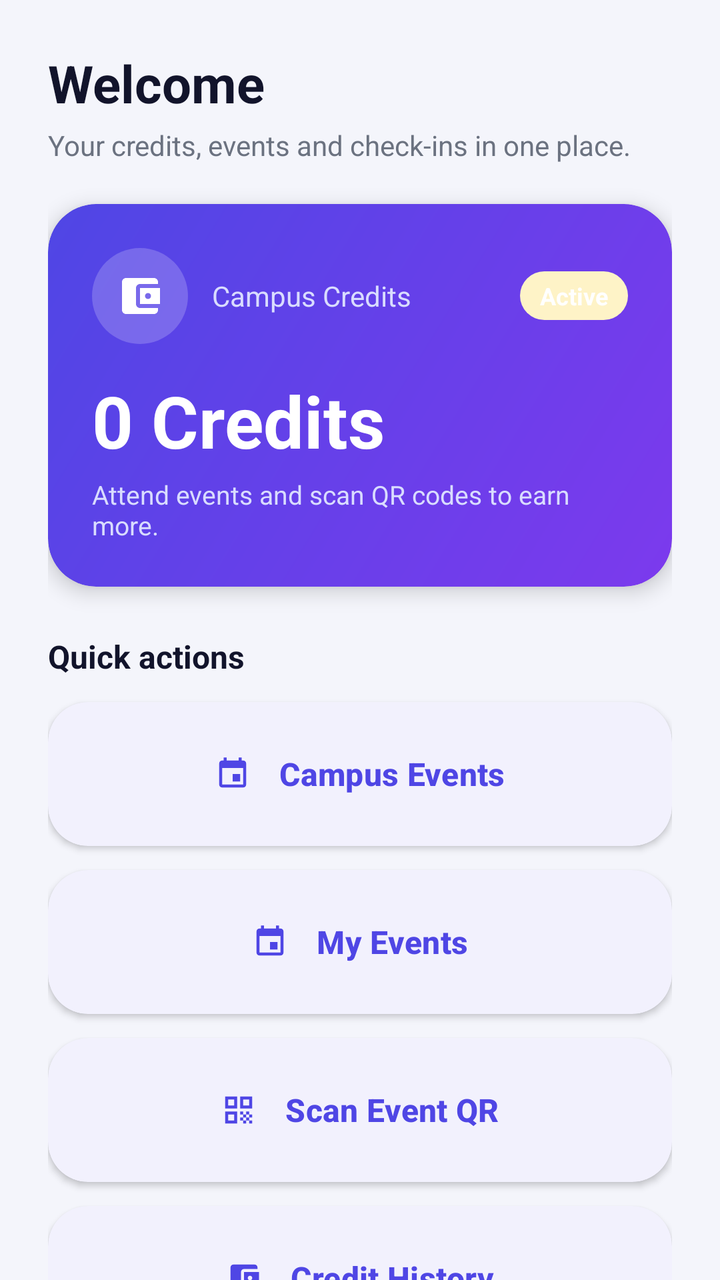
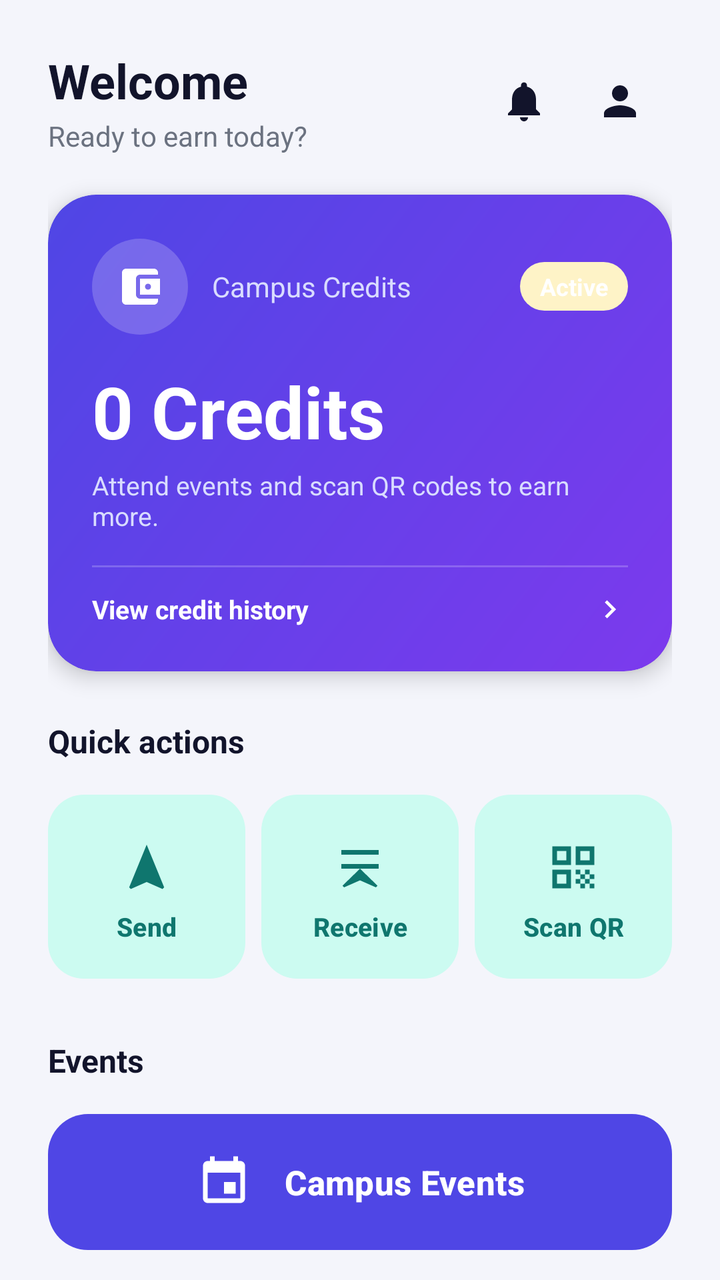

The first picture is an Android layout as it rendered before a commit; the second is the same layout after the commit. The layout source and the unified diff follow.
<!-- AndroidManifest.xml: application theme Theme.CampusPay -->
<!-- res/layout/activity_dashboard.xml -->
<?xml version="1.0" encoding="utf-8"?>
<ScrollView xmlns:android="http://schemas.android.com/apk/res/android"
    xmlns:app="http://schemas.android.com/apk/res-auto"
    android:layout_width="match_parent"
    android:layout_height="match_parent"
    android:background="@color/background_light"
    android:fillViewport="true"
    android:scrollbars="none">

    <LinearLayout
        android:layout_width="match_parent"
        android:layout_height="wrap_content"
        android:orientation="vertical"
        android:padding="24dp">

        <TextView
            android:id="@+id/tvWelcome"
            android:layout_width="wrap_content"
            android:layout_height="wrap_content"
            android:text="Welcome"
            android:textColor="@color/text_primary"
            android:textSize="26sp"
            android:textStyle="bold" />

        <TextView
            android:layout_width="wrap_content"
            android:layout_height="wrap_content"
            android:layout_marginTop="4dp"
            android:text="Your credits, events and check-ins in one place."
            android:textColor="@color/text_secondary"
            android:textSize="14sp" />

        
        <com.google.android.material.card.MaterialCardView
            android:layout_width="match_parent"
            android:layout_height="wrap_content"
            android:layout_marginTop="20dp"
            app:cardBackgroundColor="@android:color/transparent"
            app:cardCornerRadius="24dp"
            app:cardElevation="6dp"
            app:strokeWidth="0dp">

            <LinearLayout
                android:layout_width="match_parent"
                android:layout_height="wrap_content"
                android:background="@drawable/bg_balance_card"
                android:orientation="vertical"
                android:padding="22dp">

                <LinearLayout
                    android:layout_width="match_parent"
                    android:layout_height="wrap_content"
                    android:gravity="center_vertical"
                    android:orientation="horizontal">

                    <FrameLayout
                        android:layout_width="48dp"
                        android:layout_height="48dp"
                        android:background="@drawable/bg_icon_circle">

                        <ImageView
                            android:layout_width="24dp"
                            android:layout_height="24dp"
                            android:layout_gravity="center"
                            android:contentDescription="Wallet"
                            android:src="@drawable/ic_wallet"
                            app:tint="@android:color/white" />
                    </FrameLayout>

                    <TextView
                        android:id="@+id/tvBalanceLabel"
                        android:layout_width="0dp"
                        android:layout_height="wrap_content"
                        android:layout_marginStart="12dp"
                        android:layout_weight="1"
                        android:text="Campus Credits"
                        android:textColor="#D9DCFF"
                        android:textSize="14sp" />

                    <TextView
                        android:layout_width="wrap_content"
                        android:layout_height="wrap_content"
                        android:background="@drawable/bg_credits_pill"
                        android:paddingStart="10dp"
                        android:paddingEnd="10dp"
                        android:paddingTop="4dp"
                        android:paddingBottom="4dp"
                        android:text="Active"
                        android:textColor="@android:color/white"
                        android:textSize="12sp"
                        android:textStyle="bold" />
                </LinearLayout>

                <TextView
                    android:id="@+id/tvBalance"
                    android:layout_width="wrap_content"
                    android:layout_height="wrap_content"
                    android:layout_marginTop="14dp"
                    android:text="0 Credits"
                    android:textColor="@android:color/white"
                    android:textSize="36sp"
                    android:textStyle="bold" />

                <TextView
                    android:layout_width="wrap_content"
                    android:layout_height="wrap_content"
                    android:layout_marginTop="4dp"
                    android:text="Attend events and scan QR codes to earn more."
                    android:textColor="#D9DCFF"
                    android:textSize="13sp" />
            </LinearLayout>
        </com.google.android.material.card.MaterialCardView>

        <TextView
            android:layout_width="wrap_content"
            android:layout_height="wrap_content"
            android:layout_marginTop="24dp"
            android:text="Quick actions"
            android:textColor="@color/text_primary"
            android:textSize="16sp"
            android:textStyle="bold" />

        
        <com.google.android.material.card.MaterialCardView
            style="@style/Widget.CampusPay.Card"
            android:layout_width="match_parent"
            android:layout_height="wrap_content"
            android:layout_marginTop="12dp">

            <com.google.android.material.button.MaterialButton
                android:id="@+id/btnEvents"
                style="@style/Widget.CampusPay.RowAction"
                android:layout_width="match_parent"
                android:layout_height="wrap_content"
                android:text="Campus Events"
                app:icon="@drawable/ic_event" />
        </com.google.android.material.card.MaterialCardView>

        
        <com.google.android.material.card.MaterialCardView
            style="@style/Widget.CampusPay.Card"
            android:layout_width="match_parent"
            android:layout_height="wrap_content"
            android:layout_marginTop="12dp">

            <com.google.android.material.button.MaterialButton
                android:id="@+id/btnMyEvents"
                style="@style/Widget.CampusPay.RowAction"
                android:layout_width="match_parent"
                android:layout_height="wrap_content"
                android:text="My Events"
                app:icon="@drawable/ic_event" />
        </com.google.android.material.card.MaterialCardView>

        
        <com.google.android.material.card.MaterialCardView
            style="@style/Widget.CampusPay.Card"
            android:layout_width="match_parent"
            android:layout_height="wrap_content"
            android:layout_marginTop="12dp">

            <com.google.android.material.button.MaterialButton
                android:id="@+id/btnScanQR"
                style="@style/Widget.CampusPay.RowAction"
                android:layout_width="match_parent"
                android:layout_height="wrap_content"
                android:text="Scan Event QR"
                app:icon="@drawable/ic_qr" />
        </com.google.android.material.card.MaterialCardView>

        
        <com.google.android.material.card.MaterialCardView
            style="@style/Widget.CampusPay.Card"
            android:layout_width="match_parent"
            android:layout_height="wrap_content"
            android:layout_marginTop="12dp">

            <com.google.android.material.button.MaterialButton
                android:id="@+id/btnHistory"
                style="@style/Widget.CampusPay.RowAction"
                android:layout_width="match_parent"
                android:layout_height="wrap_content"
                android:text="Credit History"
                app:icon="@drawable/ic_wallet" />
        </com.google.android.material.card.MaterialCardView>

        
        <com.google.android.material.card.MaterialCardView
            style="@style/Widget.CampusPay.Card"
            android:layout_width="match_parent"
            android:layout_height="wrap_content"
            android:layout_marginTop="12dp">

            <com.google.android.material.button.MaterialButton
                android:id="@+id/btnSendMoney"
                style="@style/Widget.CampusPay.RowAction"
                android:layout_width="match_parent"
                android:layout_height="wrap_content"
                android:text="Send Credits"
                app:icon="@drawable/ic_logout" />
        </com.google.android.material.card.MaterialCardView>

        
        <com.google.android.material.card.MaterialCardView
            style="@style/Widget.CampusPay.Card"
            android:layout_width="match_parent"
            android:layout_height="wrap_content"
            android:layout_marginTop="12dp">

            <com.google.android.material.button.MaterialButton
                android:id="@+id/btnReceiveMoney"
                style="@style/Widget.CampusPay.RowAction"
                android:layout_width="match_parent"
                android:layout_height="wrap_content"
                android:text="Receive Credits"
                app:icon="@drawable/ic_qr" />
        </com.google.android.material.card.MaterialCardView>

        <com.google.android.material.button.MaterialButton
            android:id="@+id/btnLogout"
            style="@style/Widget.CampusPay.Button.Outlined"
            android:layout_width="match_parent"
            android:layout_height="wrap_content"
            android:layout_marginTop="20dp"
            android:text="Logout"
            app:icon="@drawable/ic_logout" />

    </LinearLayout>
</ScrollView>
<!-- resources referenced by this layout -->
<resources>
  <color name="background_light">#F4F5FB</color>
  <color name="text_primary">#12142B</color>
  <color name="text_secondary">#6B7280</color>
  <color name="gradient_start">#4F46E5</color>
  <color name="gradient_end">#7C3AED</color>
  <color name="surface_light">#FFFFFF</color>
  <color name="brand_primary">#4F46E5</color>
  <color name="white">#FFFFFFFF</color>
  <color name="brand_primary_dark">#3730A3</color>
  <color name="brand_secondary">#14B8A6</color>
  <color name="brand_secondary_dark">#0F766E</color>
  <color name="outline_light">#D1D5DB</color>
  <color name="divider">#E5E7EB</color>
  <!-- unchanged entries left out for length: 15 -->
</resources>

<!-- the commit's change to res/layout/activity_dashboard.xml (unified diff, before → after) -->
@@ -13,25 +13,65 @@
         android:orientation="vertical"
         android:padding="24dp">
 
-        <TextView
-            android:id="@+id/tvWelcome"
-            android:layout_width="wrap_content"
-            android:layout_height="wrap_content"
-            android:text="Welcome"
-            android:textColor="@color/text_primary"
-            android:textSize="26sp"
-            android:textStyle="bold" />
-
-        <TextView
-            android:layout_width="wrap_content"
-            android:layout_height="wrap_content"
-            android:layout_marginTop="4dp"
-            android:text="Your credits, events and check-ins in one place."
-            android:textColor="@color/text_secondary"
-            android:textSize="14sp" />
+        
+        <LinearLayout
+            android:layout_width="match_parent"
+            android:layout_height="wrap_content"
+            android:gravity="center_vertical"
+            android:orientation="horizontal">
+
+            <LinearLayout
+                android:layout_width="0dp"
+                android:layout_height="wrap_content"
+                android:layout_weight="1"
+                android:orientation="vertical">
+
+                <TextView
+                    android:id="@+id/tvWelcome"
+                    android:layout_width="wrap_content"
+                    android:layout_height="wrap_content"
+                    android:text="Welcome"
+                    android:textColor="@color/text_primary"
+                    android:textSize="24sp"
+                    android:textStyle="bold" />
+
+                <TextView
+                    android:layout_width="wrap_content"
+                    android:layout_height="wrap_content"
+                    android:layout_marginTop="2dp"
+                    android:text="Ready to earn today?"
+                    android:textColor="@color/text_secondary"
+                    android:textSize="14sp" />
+            </LinearLayout>
+
+            <com.google.android.material.button.MaterialButton
+                android:id="@+id/btnNotifications"
+                style="@style/Widget.Material3.Button.IconButton"
+                android:layout_width="48dp"
+                android:layout_height="48dp"
+                android:contentDescription="Notifications"
+                android:insetLeft="0dp"
+                android:insetRight="0dp"
+                app:icon="@drawable/ic_bell"
+                app:iconSize="24dp"
+                app:iconTint="@color/text_primary" />
+
+            <com.google.android.material.button.MaterialButton
+                android:id="@+id/btnProfile"
+                style="@style/Widget.Material3.Button.IconButton"
+                android:layout_width="48dp"
+                android:layout_height="48dp"
+                android:contentDescription="Profile"
+                android:insetLeft="0dp"
+                android:insetRight="0dp"
+                app:icon="@drawable/ic_profile"
+                app:iconSize="24dp"
+                app:iconTint="@color/text_primary" />
+        </LinearLayout>
 
         
         <com.google.android.material.card.MaterialCardView
+            android:id="@+id/cardWallet"
             android:layout_width="match_parent"
             android:layout_height="wrap_content"
             android:layout_marginTop="20dp"
@@ -108,9 +148,40 @@
                     android:text="Attend events and scan QR codes to earn more."
                     android:textColor="#D9DCFF"
                     android:textSize="13sp" />
+
+                <View
+                    android:layout_width="match_parent"
+                    android:layout_height="1dp"
+                    android:layout_marginTop="16dp"
+                    android:background="#33FFFFFF" />
+
+                <LinearLayout
+                    android:layout_width="match_parent"
+                    android:layout_height="wrap_content"
+                    android:layout_marginTop="12dp"
+                    android:gravity="center_vertical"
+                    android:orientation="horizontal">
+
+                    <TextView
+                        android:layout_width="0dp"
+                        android:layout_height="wrap_content"
+                        android:layout_weight="1"
+                        android:text="View credit history"
+                        android:textColor="@android:color/white"
+                        android:textSize="13sp"
+                        android:textStyle="bold" />
+
+                    <ImageView
+                        android:layout_width="18dp"
+                        android:layout_height="18dp"
+                        android:contentDescription="View credit history"
+                        android:src="@drawable/ic_chevron_right"
+                        app:tint="@android:color/white" />
+                </LinearLayout>
             </LinearLayout>
         </com.google.android.material.card.MaterialCardView>
 
+        
         <TextView
             android:layout_width="wrap_content"
             android:layout_height="wrap_content"
@@ -120,21 +191,62 @@
             android:textSize="16sp"
             android:textStyle="bold" />
 
-        
-        <com.google.android.material.card.MaterialCardView
-            style="@style/Widget.CampusPay.Card"
-            android:layout_width="match_parent"
-            android:layout_height="wrap_content"
-            android:layout_marginTop="12dp">
-
-            <com.google.android.material.button.MaterialButton
-                android:id="@+id/btnEvents"
-                style="@style/Widget.CampusPay.RowAction"
-                android:layout_width="match_parent"
-                android:layout_height="wrap_content"
-                android:text="Campus Events"
-                app:icon="@drawable/ic_event" />
-        </com.google.android.material.card.MaterialCardView>
+        <LinearLayout
+            android:layout_width="match_parent"
+            android:layout_height="wrap_content"
+            android:layout_marginTop="12dp"
+            android:orientation="horizontal"
+            android:weightSum="3">
+
+            <com.google.android.material.button.MaterialButton
+                android:id="@+id/btnSendMoney"
+                style="@style/Widget.CampusPay.QuickAction"
+                android:layout_width="0dp"
+                android:layout_height="wrap_content"
+                android:layout_marginEnd="8dp"
+                android:layout_weight="1"
+                android:text="Send"
+                app:icon="@drawable/ic_send" />
+
+            <com.google.android.material.button.MaterialButton
+                android:id="@+id/btnReceiveMoney"
+                style="@style/Widget.CampusPay.QuickAction"
+                android:layout_width="0dp"
+                android:layout_height="wrap_content"
+                android:layout_marginEnd="8dp"
+                android:layout_weight="1"
+                android:text="Receive"
+                app:icon="@drawable/ic_receive" />
+
+            <com.google.android.material.button.MaterialButton
+                android:id="@+id/btnScanQR"
+                style="@style/Widget.CampusPay.QuickAction"
+                android:layout_width="0dp"
+                android:layout_height="wrap_content"
+                android:layout_weight="1"
+                android:text="Scan QR"
+                app:icon="@drawable/ic_qr" />
+        </LinearLayout>
+
+        
+        <TextView
+            android:layout_width="wrap_content"
+            android:layout_height="wrap_content"
+            android:layout_marginTop="26dp"
+            android:text="Events"
+            android:textColor="@color/text_primary"
+            android:textSize="16sp"
+            android:textStyle="bold" />
+
+        
+        <com.google.android.material.button.MaterialButton
+            android:id="@+id/btnEvents"
+            style="@style/Widget.CampusPay.FeaturedAction"
+            android:layout_width="match_parent"
+            android:layout_height="wrap_content"
+            android:layout_marginTop="12dp"
+            android:text="Campus Events"
+            app:icon="@drawable/ic_event" />
 
         
         <com.google.android.material.card.MaterialCardView
@@ -152,70 +264,6 @@
                 app:icon="@drawable/ic_event" />
         </com.google.android.material.card.MaterialCardView>
 
-        
-        <com.google.android.material.card.MaterialCardView
-            style="@style/Widget.CampusPay.Card"
-            android:layout_width="match_parent"
-            android:layout_height="wrap_content"
-            android:layout_marginTop="12dp">
-
-            <com.google.android.material.button.MaterialButton
-                android:id="@+id/btnScanQR"
-                style="@style/Widget.CampusPay.RowAction"
-                android:layout_width="match_parent"
-                android:layout_height="wrap_content"
-                android:text="Scan Event QR"
-                app:icon="@drawable/ic_qr" />
-        </com.google.android.material.card.MaterialCardView>
-
-        
-        <com.google.android.material.card.MaterialCardView
-            style="@style/Widget.CampusPay.Card"
-            android:layout_width="match_parent"
-            android:layout_height="wrap_content"
-            android:layout_marginTop="12dp">
-
-            <com.google.android.material.button.MaterialButton
-                android:id="@+id/btnHistory"
-                style="@style/Widget.CampusPay.RowAction"
-                android:layout_width="match_parent"
-                android:layout_height="wrap_content"
-                android:text="Credit History"
-                app:icon="@drawable/ic_wallet" />
-        </com.google.android.material.card.MaterialCardView>
-
-        
-        <com.google.android.material.card.MaterialCardView
-            style="@style/Widget.CampusPay.Card"
-            android:layout_width="match_parent"
-            android:layout_height="wrap_content"
-            android:layout_marginTop="12dp">
-
-            <com.google.android.material.button.MaterialButton
-                android:id="@+id/btnSendMoney"
-                style="@style/Widget.CampusPay.RowAction"
-                android:layout_width="match_parent"
-                android:layout_height="wrap_content"
-                android:text="Send Credits"
-                app:icon="@drawable/ic_logout" />
-        </com.google.android.material.card.MaterialCardView>
-
-        
-        <com.google.android.material.card.MaterialCardView
-            style="@style/Widget.CampusPay.Card"
-            android:layout_width="match_parent"
-            android:layout_height="wrap_content"
-            android:layout_marginTop="12dp">
-
-            <com.google.android.material.button.MaterialButton
-                android:id="@+id/btnReceiveMoney"
-                style="@style/Widget.CampusPay.RowAction"
-                android:layout_width="match_parent"
-                android:layout_height="wrap_content"
-                android:text="Receive Credits"
-                app:icon="@drawable/ic_qr" />
-        </com.google.android.material.card.MaterialCardView>
-
         <com.google.android.material.button.MaterialButton
             android:id="@+id/btnLogout"
             style="@style/Widget.CampusPay.Button.Outlined"
<!-- resource entries referenced after the edit -->
@@ -3,6 +3,81 @@
   <color name="background_light">#F4F5FB</color>
   <color name="text_primary">#12142B</color>
   <color name="text_secondary">#6B7280</color>
+  <!-- drawable ic_bell (drawable) -->
+  <vector xmlns:android="http://schemas.android.com/apk/res/android"
+      android:width="24dp"
+      android:height="24dp"
+      android:viewportWidth="24"
+      android:viewportHeight="24">
+      <path
+          android:fillColor="@android:color/white"
+          android:pathData="M12,22c1.1,0 2,-0.9 2,-2h-4c0,1.1 0.89,2 2,2zM18,16v-5c0,-3.07 -1.64,-5.64 -4.5,-6.32V4c0,-0.83 -0.67,-1.5 -1.5,-1.5S10.5,3.17 10.5,4v0.68C7.63,5.36 6,7.92 6,11v5l-2,2v1h16v-1l-2,-2z" />
+  </vector>
+  <!-- drawable ic_chevron_right (drawable) -->
+  <vector xmlns:android="http://schemas.android.com/apk/res/android"
+      android:width="24dp"
+      android:height="24dp"
+      android:viewportWidth="24"
+      android:viewportHeight="24">
+      <path
+          android:fillColor="@android:color/white"
+          android:pathData="M10,6L8.59,7.41 13.17,12l-4.58,4.59L10,18l6,-6z" />
+  </vector>
+  <!-- drawable ic_profile (drawable) -->
+  <vector xmlns:android="http://schemas.android.com/apk/res/android"
+      android:width="24dp"
+      android:height="24dp"
+      android:viewportWidth="24"
+      android:viewportHeight="24">
+      <path
+          android:fillColor="@android:color/white"
+          android:pathData="M12,12c2.21,0 4,-1.79 4,-4s-1.79,-4 -4,-4 -4,1.79 -4,4 1.79,4 4,4zM12,14c-2.67,0 -8,1.34 -8,4v2h16v-2c0,-2.66 -5.33,-4 -8,-4z" />
+  </vector>
+  <!-- drawable ic_receive (drawable) -->
+  <vector xmlns:android="http://schemas.android.com/apk/res/android"
+      android:width="24dp"
+      android:height="24dp"
+      android:viewportWidth="24"
+      android:viewportHeight="24">
+      <path
+          android:fillColor="@android:color/white"
+          android:pathData="M20,4H4v2h16V4zM20,10H4v2h16v-2zM12,12L4.5,19.29l0.71,0.71L12,17l6.79,3 0.71,-0.71L12,12z" />
+  </vector>
+  <!-- drawable ic_send (drawable) -->
+  <vector xmlns:android="http://schemas.android.com/apk/res/android"
+      android:width="24dp"
+      android:height="24dp"
+      android:viewportWidth="24"
+      android:viewportHeight="24">
+      <path
+          android:fillColor="@android:color/white"
+          android:pathData="M12,2L4.5,20.29l0.71,0.71L12,18l6.79,3 0.71,-0.71L12,2z" />
+  </vector>
+  <style name="Widget.CampusPay.FeaturedAction" parent="Widget.Material3.Button">
+          <item name="android:minHeight">76dp</item>
+          <item name="android:paddingStart">22dp</item>
+          <item name="android:paddingEnd">22dp</item>
+          <item name="android:textSize">17sp</item>
+          <item name="android:textStyle">bold</item>
+          <item name="iconGravity">textStart</item>
+          <item name="iconPadding">16dp</item>
+          <item name="iconSize">28dp</item>
+          <item name="cornerRadius">20dp</item>
+      </style>
+  <style name="Widget.CampusPay.QuickAction" parent="Widget.Material3.Button.TonalButton">
+          <item name="android:minHeight">100dp</item>
+          <item name="android:paddingStart">4dp</item>
+          <item name="android:paddingEnd">4dp</item>
+          <item name="android:paddingTop">16dp</item>
+          <item name="android:paddingBottom">14dp</item>
+          <item name="android:textSize">13sp</item>
+          <item name="android:textStyle">bold</item>
+          <item name="android:maxLines">1</item>
+          <item name="iconGravity">textTop</item>
+          <item name="iconPadding">10dp</item>
+          <item name="iconSize">28dp</item>
+          <item name="cornerRadius">18dp</item>
+      </style>
   <color name="gradient_start">#4F46E5</color>
   <color name="gradient_end">#7C3AED</color>
   <color name="surface_light">#FFFFFF</color>
